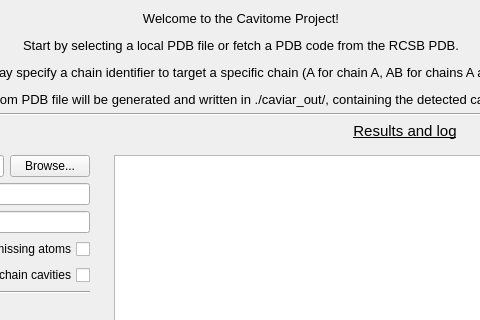
Old version of the form src/caviar/cavity.ui in the repository jr-marchand/caviar; both pictures show x 234 to 714 and y 0 to 320 of the 950 by 517 pixel window.
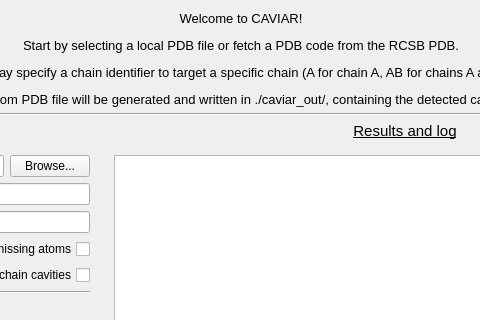
New version of the form.

Patch:
```diff
--- a/src/caviar/cavity.ui
+++ b/src/caviar/cavity.ui
@@ -41,7 +41,7 @@
       <bool>false</bool>
      </property>
      <property name="text">
-      <string>&lt;html&gt;&lt;head/&gt;&lt;body&gt;&lt;p&gt;Welcome to the Cavitome Project!&lt;/p&gt;&lt;p&gt;Start by selecting a local PDB file or fetch a PDB code from the RCSB PDB.&lt;/p&gt;&lt;p&gt;You may specify a chain identifier to target a specific chain (A for chain A, AB for chains A and B).&lt;/p&gt;&lt;p&gt;A custom PDB file will be generated and written in ./caviar_out/, containing the detected cavities.&lt;/p&gt;&lt;/body&gt;&lt;/html&gt;</string>
+      <string>&lt;html&gt;&lt;head/&gt;&lt;body&gt;&lt;p&gt;Welcome to CAVIAR!&lt;/p&gt;&lt;p&gt;Start by selecting a local PDB file or fetch a PDB code from the RCSB PDB.&lt;/p&gt;&lt;p&gt;You may specify a chain identifier to target a specific chain (A for chain A, AB for chains A and B).&lt;/p&gt;&lt;p&gt;A custom PDB file will be generated and written in ./caviar_out/, containing the detected cavities.&lt;/p&gt;&lt;/body&gt;&lt;/html&gt;</string>
      </property>
      <property name="textFormat">
       <enum>Qt::RichText</enum>
```
Left out of the diff: 11 changed lines with no effect on the pictures.
